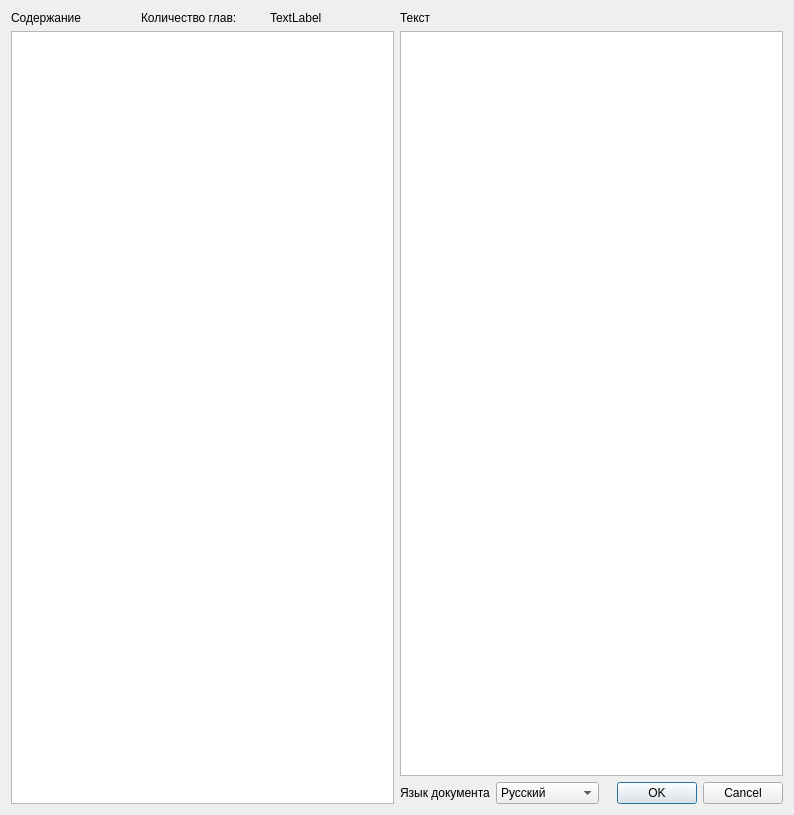
This is app/ui/forms/preview_document_window_form.ui in text-processing/prose-rhythm-detector as Qt 5 draws it before an edit. The edited form follows.
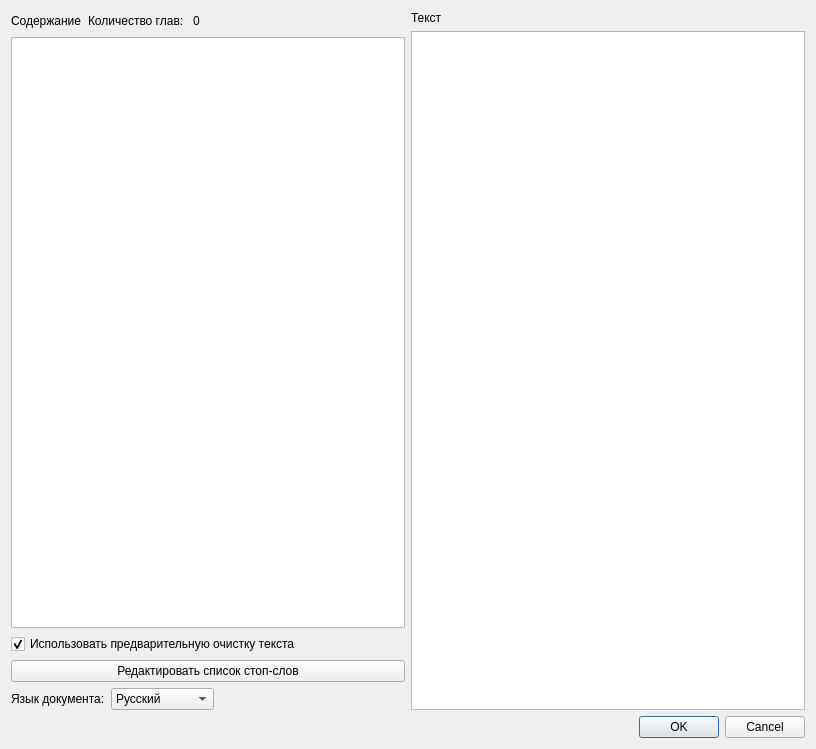
This is the edited form.

What changed in the file:
```diff
--- a/app/ui/forms/preview_document_window_form.ui
+++ b/app/ui/forms/preview_document_window_form.ui
@@ -6,8 +6,8 @@
    <rect>
     <x>0</x>
     <y>0</y>
-    <width>794</width>
-    <height>815</height>
+    <width>816</width>
+    <height>749</height>
    </rect>
   </property>
   <property name="sizePolicy">
@@ -44,10 +44,23 @@
        <item>
         <widget class="QLabel" name="contentCount">
          <property name="text">
-          <string>TextLabel</string>
+          <string>0</string>
          </property>
         </widget>
        </item>
+       <item>
+        <spacer name="horizontalSpacer">
+         <property name="orientation">
+          <enum>Qt::Horizontal</enum>
+         </property>
+         <property name="sizeHint" stdset="0">
+          <size>
+           <width>40</width>
+           <height>20</height>
+          </size>
+         </property>
+        </spacer>
+       </item>
       </layout>
      </item>
      <item>
@@ -55,7 +68,7 @@
      </item>
     </layout>
    </item>
-   <item row="0" column="1">
+   <item row="0" column="1" rowspan="4">
     <layout class="QVBoxLayout" name="verticalLayout">
      <item>
       <widget class="QLabel" name="text_label">
@@ -64,20 +77,43 @@
        </property>
       </widget>
      </item>
-     <item>
-      <widget class="QTextBrowser" name="preview_document"/>
-     </item>
      <item>
       <layout class="QHBoxLayout" name="horizontalLayout_2">
        <item>
+        <widget class="QTextBrowser" name="preview_document_text"/>
+       </item>
+      </layout>
+     </item>
+    </layout>
+   </item>
+   <item row="1" column="0">
+    <widget class="QCheckBox" name="use_text_clean_up">
+     <property name="text">
+      <string>Использовать предварительную очистку текста</string>
+     </property>
+     <property name="checked">
+      <bool>true</bool>
+     </property>
+    </widget>
+   </item>
+   <item row="2" column="0">
+    <widget class="QPushButton" name="edit_stop_wors">
+     <property name="text">
+      <string>Редактировать список стоп-слов</string>
+     </property>
+    </widget>
+   </item>
+   <item row="3" column="0">
+    <layout class="QHBoxLayout" name="horizontalLayout_3">
+     <item>
         <widget class="QLabel" name="documen_language_label">
          <property name="text">
-          <string>Язык документа</string>
+        <string>Язык документа:</string>
          </property>
         </widget>
        </item>
        <item>
-        <widget class="QComboBox" name="langBox">
+      <widget class="QComboBox" name="lang_box">
          <item>
           <property name="text">
            <string>Русский</string>
@@ -101,7 +137,28 @@
         </widget>
        </item>
        <item>
+      <spacer name="horizontalSpacer_2">
+       <property name="orientation">
+        <enum>Qt::Horizontal</enum>
+       </property>
+       <property name="sizeHint" stdset="0">
+        <size>
+         <width>40</width>
+         <height>20</height>
+        </size>
+       </property>
+      </spacer>
+     </item>
+    </layout>
+   </item>
+   <item row="4" column="1">
         <widget class="QDialogButtonBox" name="buttonBox">
+     <property name="layoutDirection">
+      <enum>Qt::LeftToRight</enum>
+     </property>
+     <property name="autoFillBackground">
+      <bool>false</bool>
+     </property>
          <property name="orientation">
           <enum>Qt::Horizontal</enum>
          </property>
@@ -109,10 +166,6 @@
           <set>QDialogButtonBox::Cancel|QDialogButtonBox::Ok</set>
          </property>
         </widget>
-       </item>
-      </layout>
-     </item>
-    </layout>
    </item>
   </layout>
  </widget>
```
Left out of the diff: 4 changed lines with no effect on the pictures. Lines whose indentation alone changed are shown as unchanged.
